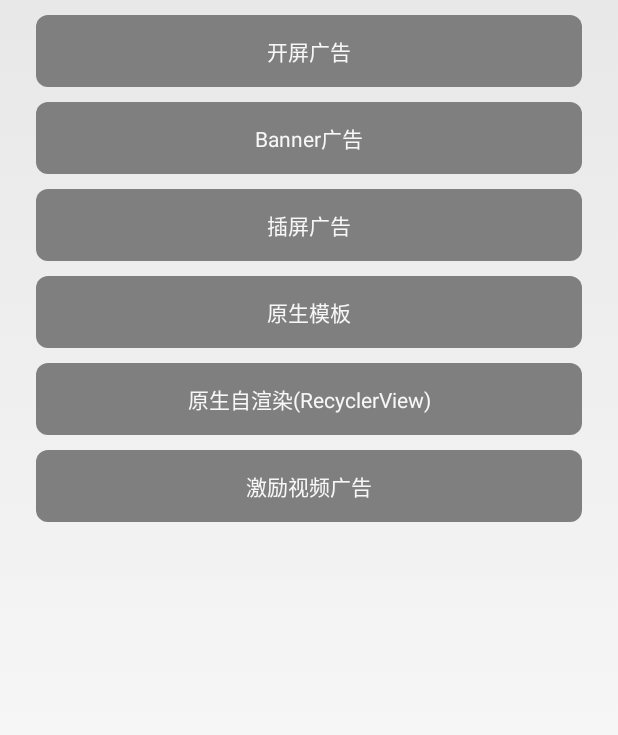
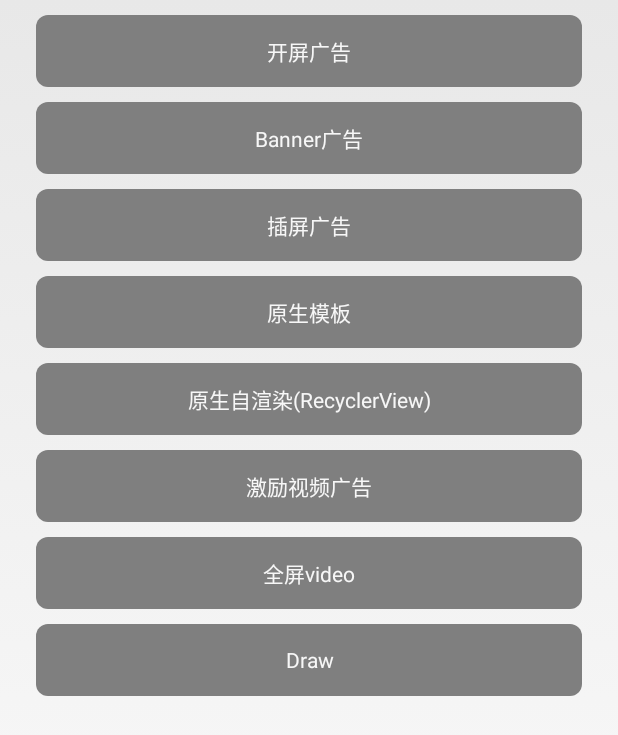
Before and after one commit to MobClub/MobAD-for-Android, an Android app: the MainActivity screen opened directly, with no data from a screen before it, on a phone screen of 412 x 824 dp. Shown: the top 735 px of the screen. Run offline under Robolectric (Android 15) with nearby library versions, the phone set to English and light mode, and no system bars; 1 statement that could not run was skipped.

Commit message:
update v2.1.1

```diff
--- a/Sample/app/src/main/java/com/mob/adsdk/sample/DrawAdSettingActivity.java
+++ b/Sample/app/src/main/java/com/mob/adsdk/sample/DrawAdSettingActivity.java
@@ -7,9 +7,7 @@ import android.view.View;
 import android.widget.Button;
 import android.widget.EditText;
 
-/**
- * DrawAd类型暂不开放支持，详情请咨询商务。
- **/
+
 public class DrawAdSettingActivity extends Activity implements View.OnClickListener {
     private static final String TAG = "DrawAdSettingActivity";
 
--- a/Sample/app/src/main/java/com/mob/adsdk/sample/FullScreenVideoActivity.java
+++ b/Sample/app/src/main/java/com/mob/adsdk/sample/FullScreenVideoActivity.java
@@ -10,9 +10,7 @@ import android.widget.Toast;
 import com.mob.adsdk.fullscreen.FullScreenAd;
 import com.mob.adsdk.fullscreen.FullScreenAdListener;
 import com.mob.adsdk.fullscreen.FullScreenAdLoader;
-/**
- * 全屏广告类型暂不开放支持，详情请咨询商务。
- **/
+
 public class FullScreenVideoActivity extends Activity implements View.OnClickListener, FullScreenAdListener {
 
     private FullScreenAd fullScreenAd;
--- a/Sample/app/src/main/java/com/mob/adsdk/sample/MainActivity.java
+++ b/Sample/app/src/main/java/com/mob/adsdk/sample/MainActivity.java
@@ -8,20 +8,15 @@ import android.content.Intent;
 import android.content.pm.PackageManager;
 import android.os.Build;
 import android.os.Bundle;
-import android.os.Handler;
-import android.os.Message;
 import android.text.Html;
 import android.util.Log;
 import android.view.View;
 import android.widget.Toast;
 
-import com.mob.MobSDK;
-import com.mob.OperationCallback;
-import com.mob.PrivacyPolicy;
 import com.mob.adsdk.MobAdSdk;
 import com.mob.adsdk.sample.utils.SPUtils;
 import com.mob.adsdk.utils.MobAdLogger;
-import com.mob.tools.utils.UIHandler;
+import com.mob.adsdk.widget.GrantCallback;
 
 import java.util.ArrayList;
 import java.util.List;
@@ -40,8 +35,8 @@ public class MainActivity extends Activity implements View.OnClickListener {
 		findViewById(R.id.feed_btn).setOnClickListener(this);
 		findViewById(R.id.native_express_ad).setOnClickListener(this);
 		findViewById(R.id.rewardvideo_btn).setOnClickListener(this);
-//		findViewById(R.id.full_screen_btn).setOnClickListener(this);
-//		findViewById(R.id.draw_btn).setOnClickListener(this);
+		findViewById(R.id.full_screen_btn).setOnClickListener(this);
+		findViewById(R.id.draw_btn).setOnClickListener(this);
 
 		//此处开关由开发者自行决定
 		if (SPUtils.getBoolean(this, SPUtils.PRIVACY_POLICY_KEY, false)) {
@@ -50,6 +45,7 @@ public class MainActivity extends Activity implements View.OnClickListener {
 			privacyDialog();
 		}
 		MobAdLogger.debug(true);
+
 	}
 
 	//隐私服务授权弹窗
@@ -62,7 +58,7 @@ public class MainActivity extends Activity implements View.OnClickListener {
 		b.setPositiveButton("同意", new DialogInterface.OnClickListener() {
 			@Override
 			public void onClick(DialogInterface dialogInterface, int i) {
-				submitPrivacyGrantResult(true);//同意授权后同步授权信息到MobSDK
+				submitPrivacyGrantResult(true);//同意授权后同步授权信息到MobAdSDK
 				SPUtils.putBoolean(MainActivity.this, SPUtils.PRIVACY_POLICY_KEY, true);
 			}
 		});
@@ -75,44 +71,25 @@ public class MainActivity extends Activity implements View.OnClickListener {
 				Toast.makeText(MainActivity.this, "服务授权后才能正常使用", Toast.LENGTH_LONG).show();
 			}
 		});
-		UIHandler.sendEmptyMessage(0, new Handler.Callback() {
-			@Override
-			public boolean handleMessage(Message msg) {
 		b.create();
 		b.show();
-				return false;
-			}
-		});
 	}
 
 	private void submitPrivacyGrantResult(final boolean granted) {
-		MobAdSdk.submitPrivacyGrantResult(granted, new OperationCallback<Void>() {
+		MobAdSdk.submitPrivacyGrantResult(granted, new GrantCallback<Void>() {
 			@Override
 			public void onComplete(Void data) {
 				Log.d(TAG, "隐私协议授权结果提交：成功");
-				UIHandler.sendEmptyMessage(0, new Handler.Callback() {
-					@Override
-					public boolean handleMessage(Message msg) {
 				if (granted) {
 					checkAndRequestPermission();
 				} else {
 					Toast.makeText(MainActivity.this, "服务授权后才能正常使用", Toast.LENGTH_LONG).show();
 				}
-						return false;
-					}
-				});
 			}
 
 			@Override
 			public void onFailure(Throwable t) {
 				Log.d(TAG, "隐私协议授权结果提交：失败");
-				UIHandler.sendEmptyMessage(0, new Handler.Callback() {
-					@Override
-					public boolean handleMessage(Message msg) {
-						Toast.makeText(MainActivity.this, "服务授权后才能正常使用", Toast.LENGTH_LONG).show();
-						return false;
-					}
-				});
 				Toast.makeText(MainActivity.this, "服务授权后才能正常使用", Toast.LENGTH_LONG).show();
 			}
 		});
@@ -140,13 +117,13 @@ public class MainActivity extends Activity implements View.OnClickListener {
 			case R.id.rewardvideo_btn:
 				startActivity(new Intent(this, RewardVideoAdActivity.class));
 				break;
-//			case R.id.full_screen_btn:
-//				startActivity(new Intent(this, FullScreenVideoActivity.class));
-//				break;
-//			case R.id.draw_btn:
-//				startActivity(new Intent(this, DrawAdSettingActivity.class));
-////				startActivity(new Intent(this, DrawNativeVideoActivity.class));
-//				break;
+			case R.id.full_screen_btn:
+				startActivity(new Intent(this, FullScreenVideoActivity.class));
+				break;
+			case R.id.draw_btn:
+				startActivity(new Intent(this, DrawAdSettingActivity.class));
+//				startActivity(new Intent(this, DrawNativeVideoActivity.class));
+				break;
 		}
 	}
 
--- a/Sample/app/src/main/java/com/mob/adsdk/sample/MyApplication.java
+++ b/Sample/app/src/main/java/com/mob/adsdk/sample/MyApplication.java
@@ -9,5 +9,7 @@ public class MyApplication extends Application {
 	@Override
 	public void onCreate() {
 		super.onCreate();
+		//广告初始化
+		MobAdSdk.initMobAd(this, "2d7ce93a26944", "234b0028a97be15e1650550f338c4a50");
 	}
 }
--- a/Sample/app/src/main/java/com/mob/adsdk/sample/NativeRecyclerListActivity.java
+++ b/Sample/app/src/main/java/com/mob/adsdk/sample/NativeRecyclerListActivity.java
@@ -29,7 +29,6 @@ import com.mob.adsdk.nativ.feeds.NativeAdLoader;
 
 import java.util.ArrayList;
 import java.util.List;
-import java.util.Random;
 import java.util.TreeSet;
 
 import static android.support.v7.widget.RecyclerView.SCROLL_STATE_IDLE;
--- a/Sample/app/src/main/java/com/mob/adsdk/sample/RewardVideoAdActivity.java
+++ b/Sample/app/src/main/java/com/mob/adsdk/sample/RewardVideoAdActivity.java
@@ -14,8 +14,6 @@ import com.mob.adsdk.reward.MobRewardVideo;
 import com.mob.adsdk.reward.RewardOption;
 import com.mob.adsdk.reward.RewardVideoAdListener;
 import com.mob.adsdk.reward.RewardVideoAdLoader;
-
-import java.util.Date;
 
 import static android.content.res.Configuration.ORIENTATION_LANDSCAPE;
 import static android.content.res.Configuration.ORIENTATION_PORTRAIT;
--- a/Sample/app/src/main/res/layout/activity_main.xml
+++ b/Sample/app/src/main/res/layout/activity_main.xml
@@ -49,19 +49,18 @@
         android:layout_marginBottom="10dp"
         android:text="激励视频广告" />
 
-    <!--   全屏广告,draw 类型暂不开放支持，详情请咨询商务。   -->
-<!--    <Button-->
-<!--        android:id="@+id/full_screen_btn"-->
-<!--        android:layout_width="match_parent"-->
-<!--        android:layout_height="wrap_content"-->
-<!--        android:layout_marginBottom="10dp"-->
-<!--        android:text="全屏video" />-->
+    <Button
+        android:id="@+id/full_screen_btn"
+        android:layout_width="match_parent"
+        android:layout_height="wrap_content"
+        android:layout_marginBottom="10dp"
+        android:text="全屏video" />
 
-<!--    <Button-->
-<!--        android:id="@+id/draw_btn"-->
-<!--        android:layout_width="match_parent"-->
-<!--        android:layout_height="wrap_content"-->
-<!--        android:layout_marginBottom="10dp"-->
-<!--        android:text="Draw" />-->
+    <Button
+        android:id="@+id/draw_btn"
+        android:layout_width="match_parent"
+        android:layout_height="wrap_content"
+        android:layout_marginBottom="10dp"
+        android:text="Draw" />
 
 </LinearLayout>
--- a/Sample/app/src/main/res/layout/activity_native_recycle_list.xml
+++ b/Sample/app/src/main/res/layout/activity_native_recycle_list.xml
@@ -1,7 +1,5 @@
 <?xml version="1.0" encoding="utf-8"?>
 <RelativeLayout xmlns:android="http://schemas.android.com/apk/res/android"
-    xmlns:app="http://schemas.android.com/apk/res-auto"
-    xmlns:tools="http://schemas.android.com/tools"
     android:layout_width="match_parent"
     android:layout_height="match_parent">
 
--- a/Sample/app/src/main/res/layout/activity_rewardvideo_ad.xml
+++ b/Sample/app/src/main/res/layout/activity_rewardvideo_ad.xml
@@ -1,6 +1,5 @@
 <?xml version="1.0" encoding="utf-8"?>
 <LinearLayout xmlns:android="http://schemas.android.com/apk/res/android"
-    xmlns:app="http://schemas.android.com/apk/res-auto"
     xmlns:tools="http://schemas.android.com/tools"
     android:layout_width="match_parent"
     android:layout_height="match_parent"
```
Also changed, not shown: Sample/app/build.gradle (+3 -7 lines), Sample/app/src/main/java/com/mob/adsdk/sample/SplashActivity.java (+24 -21 lines), Sample/app/src/main/java/com/mob/adsdk/sample/SplashSettingActivity.java (+9 -8 lines), Sample/app/src/main/java/com/mob/adsdk/sample/utils/SPUtils.java (+3 -4 lines), Sample/app/src/main/res/layout/activity_splash.xml (+10 -3 lines), Sample/app/src/main/res/layout/activity_splash_setting.xml (+10 -10 lines), Sample/app/src/main/res/values/strings.xml (+1 -10 lines), Sample/common.gradle (+4 -4 lines), Sample/app/src/main/java/com/mob/adsdk/sample/MobConstants.java (indentation only), 1 other file. Lines whose indentation alone changed are shown as unchanged.
